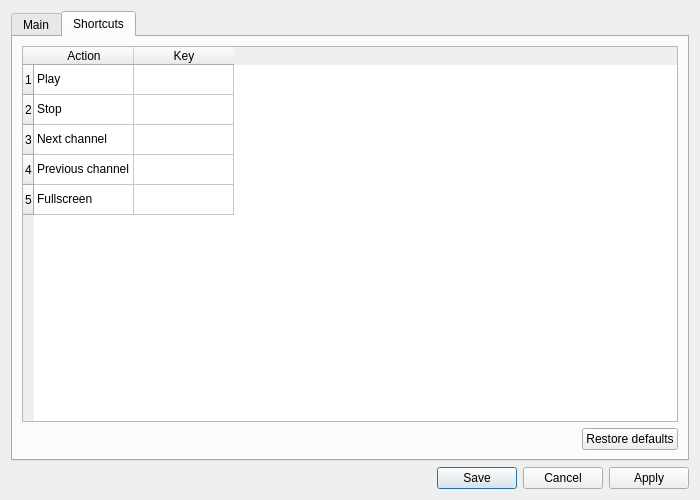
First picture: the form in ui/EditSettings.ui, repository ntadej/tano, before the edit.
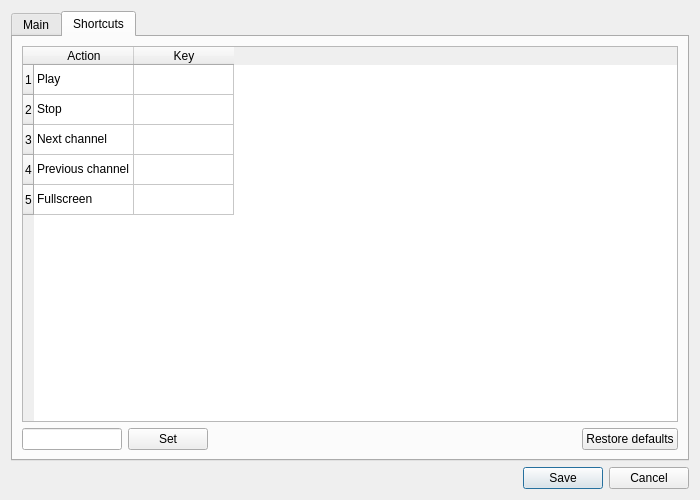
Second picture: the form after the edit. The open tabs and pages were chosen to show the change. Icons and pictures are not drawn. Custom widgets are drawn as their Qt base class.

What changed in the file:
```diff
--- a/ui/EditSettings.ui
+++ b/ui/EditSettings.ui
@@ -198,6 +198,29 @@
        </item>
        <item>
         <layout class="QHBoxLayout" name="restoreLayout" >
+         <item>
+          <widget class="ShortcutEdit" name="lineEdit" >
+           <property name="sizePolicy" >
+            <sizepolicy vsizetype="Fixed" hsizetype="Fixed" >
+             <horstretch>0</horstretch>
+             <verstretch>0</verstretch>
+            </sizepolicy>
+           </property>
+           <property name="maximumSize" >
+            <size>
+             <width>100</width>
+             <height>16777215</height>
+            </size>
+           </property>
+          </widget>
+         </item>
+         <item>
+          <widget class="QPushButton" name="buttonSet" >
+           <property name="text" >
+            <string>Set</string>
+           </property>
+          </widget>
+         </item>
          <item>
           <spacer name="horizontalSpacer" >
            <property name="orientation" >
@@ -227,12 +250,19 @@
    <item>
     <widget class="QDialogButtonBox" name="buttonBox" >
      <property name="standardButtons" >
-      <set>QDialogButtonBox::Apply|QDialogButtonBox::Cancel|QDialogButtonBox::Save</set>
+      <set>QDialogButtonBox::Cancel|QDialogButtonBox::Save</set>
      </property>
     </widget>
    </item>
   </layout>
  </widget>
+ <customwidgets>
+  <customwidget>
+   <class>ShortcutEdit</class>
+   <extends>QLineEdit</extends>
+   <header>ui/ShortcutEdit.h</header>
+  </customwidget>
+ </customwidgets>
  <resources>
   <include location="images.qrc" />
  </resources>
```
Left out of the diff: 25 changed lines with no effect on the pictures.
